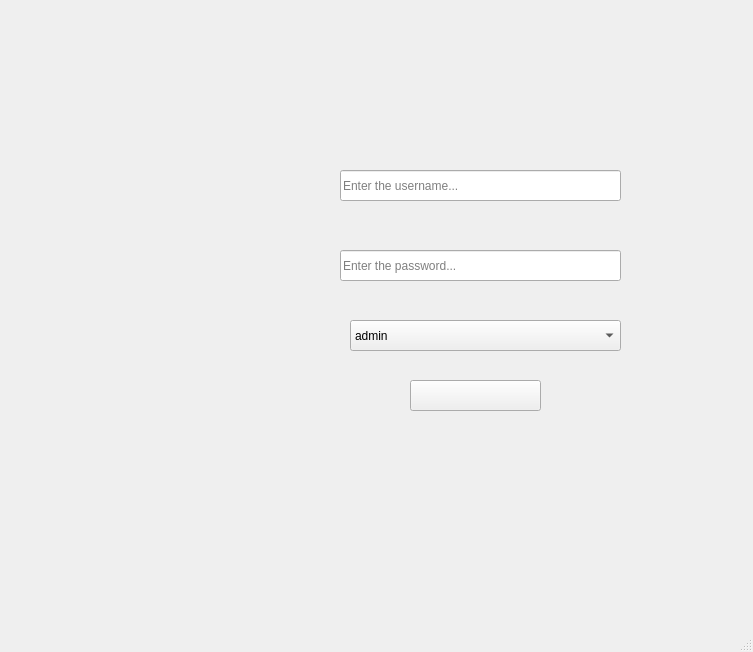
Qt form ui/second.ui (nesibebakirdag-ship-it/Python_Modul_Week_4_team_2) before a commit.
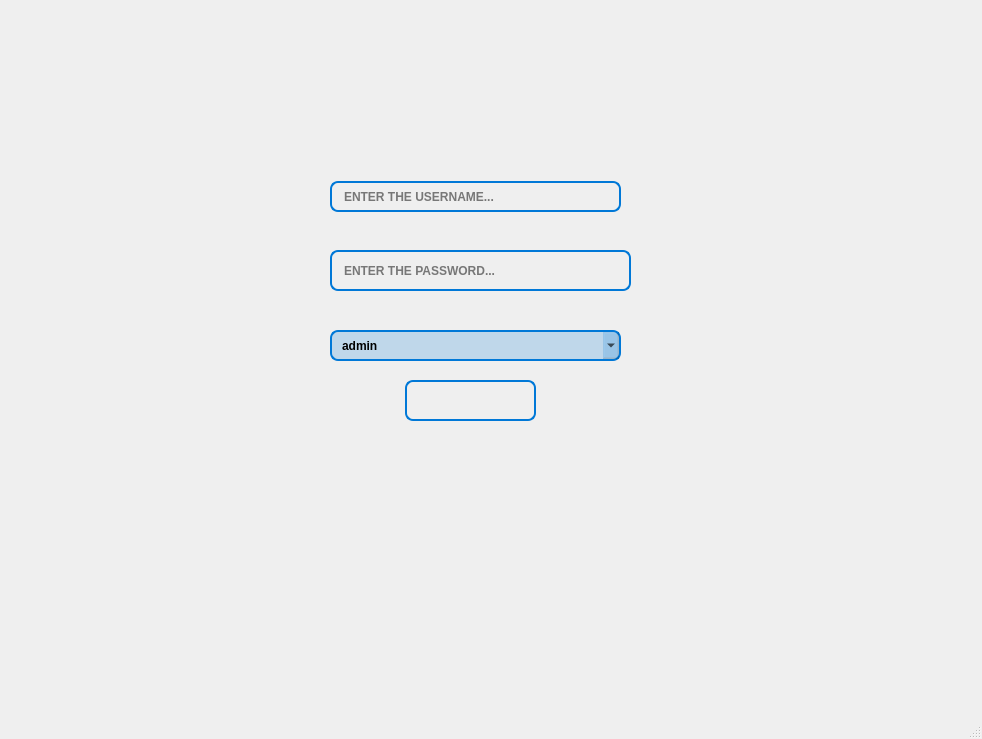
The same form after that commit. Icons and pictures are not drawn.

The edit to the form file:
```diff
--- a/ui/second.ui
+++ b/ui/second.ui
@@ -6,10 +6,22 @@
    <rect>
     <x>0</x>
     <y>0</y>
-    <width>753</width>
-    <height>652</height>
+    <width>982</width>
+    <height>739</height>
    </rect>
   </property>
+  <property name="minimumSize">
+   <size>
+    <width>982</width>
+    <height>739</height>
+   </size>
+  </property>
+  <property name="maximumSize">
+   <size>
+    <width>982</width>
+    <height>739</height>
+   </size>
+  </property>
   <property name="windowTitle">
    <string>MainWindow</string>
   </property>
@@ -18,7 +30,7 @@
     <property name="geometry">
      <rect>
       <x>290</x>
-      <y>70</y>
+      <y>85</y>
       <width>381</width>
       <height>381</height>
      </rect>
@@ -33,12 +45,34 @@
    <widget class="QPushButton" name="pushButton">
     <property name="geometry">
      <rect>
-      <x>410</x>
+      <x>405</x>
       <y>380</y>
       <width>131</width>
-      <height>31</height>
+      <height>41</height>
      </rect>
     </property>
+    <property name="styleSheet">
+     <string notr="true">QPushButton {
+    background-color: transparent;   /* Arka planı şeffaf yapar */
+    border: 2px solid #0078D7;       /* Mavi kenarlık ekler */
+    border-radius: 8px;              /* Kenarları ovalleştirir */
+    color: #0078D7;                  /* Yazı rengini mavi yapar */
+    font-weight: bold;
+    padding: 5px 10px;
+}
+
+QPushButton:hover {
+    background-color: rgba(0, 120, 215, 0.1);  /* Hover (üzerine gelince) hafif mavi */
+    border-color: #005A9E;                    /* Kenarlık rengini koyulaştırır */
+    color: #005A9E;
+}
+
+QPushButton:pressed {
+    background-color: rgba(0, 120, 215, 0.2);  /* Basılıyken biraz daha belirgin */
+    border-color: #004578;
+    color: #004578;
+}</string>
+    </property>
     <property name="text">
      <string/>
     </property>
@@ -46,41 +80,124 @@
    <widget class="QLineEdit" name="password">
     <property name="geometry">
      <rect>
-      <x>340</x>
+      <x>330</x>
       <y>250</y>
-      <width>281</width>
-      <height>31</height>
+      <width>301</width>
+      <height>41</height>
      </rect>
     </property>
+    <property name="styleSheet">
+     <string notr="true">QLineEdit {
+    background-color: transparent;   /* Arka planı şeffaf yapar */
+    border: 2px solid #0078D7;       /* Mavi kenarlık */
+    border-radius: 8px;              /* Kenarları ovalleştirir */
+    color: #000000;                  /* Yazı rengi */
+    font-weight: bold;
+    padding: 5px 10px;
+}
+
+/* Üzerine gelince (hover) efekti */
+QLineEdit:hover {
+    background-color: rgba(0, 120, 215, 0.05); /* Hafif mavi transparan */
+    border-color: #005A9E;                    /* Kenarlığı koyulaştır */
+    color: #005A9E;
+}
+
+/* Focus olduğunda (tıklayınca içine yazı yazma aktifken) */
+QLineEdit:focus {
+    background-color: rgba(0, 120, 215, 0.1);  /* Seçilince biraz daha belirgin arka plan */
+    border-color: #004578;                    /* Kenarlığı daha koyu yap */
+    color: #004578;
+}
+</string>
+    </property>
     <property name="echoMode">
      <enum>QLineEdit::Password</enum>
     </property>
     <property name="placeholderText">
-     <string>Enter the password...</string>
+     <string>ENTER THE PASSWORD...</string>
     </property>
    </widget>
    <widget class="QLineEdit" name="username">
     <property name="geometry">
      <rect>
-      <x>340</x>
-      <y>170</y>
-      <width>281</width>
+      <x>330</x>
+      <y>181</y>
+      <width>291</width>
       <height>31</height>
      </rect>
     </property>
+    <property name="styleSheet">
+     <string notr="true">QLineEdit {
+    background-color: transparent;   /* Arka planı şeffaf yapar */
+    border: 2px solid #0078D7;       /* Mavi kenarlık */
+    border-radius: 8px;              /* Kenarları ovalleştirir */
+    color: #000000;                  /* Yazı rengi */
+    font-weight: bold;
+    padding: 5px 10px;
+}
+
+/* Üzerine gelince (hover) efekti */
+QLineEdit:hover {
+    background-color: rgba(0, 120, 215, 0.05); /* Hafif mavi transparan */
+    border-color: #005A9E;                    /* Kenarlığı koyulaştır */
+    color: #005A9E;
+}
+
+/* Focus olduğunda (tıklayınca içine yazı yazma aktifken) */
+QLineEdit:focus {
+    background-color: rgba(0, 120, 215, 0.1);  /* Seçilince biraz daha belirgin arka plan */
+    border-color: #004578;                    /* Kenarlığı daha koyu yap */
+    color: #004578;
+}
+</string>
+    </property>
     <property name="placeholderText">
-     <string>Enter the username...</string>
+     <string>ENTER THE USERNAME...</string>
     </property>
    </widget>
    <widget class="QComboBox" name="role">
     <property name="geometry">
      <rect>
-      <x>350</x>
-      <y>320</y>
-      <width>271</width>
+      <x>330</x>
+      <y>330</y>
+      <width>291</width>
       <height>31</height>
      </rect>
     </property>
+    <property name="styleSheet">
+     <string notr="true">QComboBox {
+    background-color: rgba(0, 120, 215, 0.2);        /* Şeffaf arka plan */
+    border: 2px solid #0078D7;            /* Mavi kenarlık */
+    border-radius: 8px;                   /* Oval kenarlar */
+    color: #000000;                       /* Yazı rengi */
+    font-weight: bold;
+    padding: 5px 10px;
+}
+
+/* Üzerine gelince */
+QComboBox:hover {
+    background-color: rgba(0, 120, 215, 0.8);
+    border-color: #005A9E;
+    color: #005A9E;
+}
+
+/* Tıklanıp açıldığında (focus) */
+QComboBox:focus {
+    background-color: rgba(0, 120, 215, 0.1);
+    border-color: #004578;
+    color: #004578;
+}
+
+/* Açılır liste kısmı */
+QComboBox QAbstractItemView {
+    background-color: white;             /* Açılır listenin arka planı */
+    color: black;                        /* Liste öğelerinin normal yazı rengi */
+    border: 1px solid #0078D7;
+    selection-background-color: #0078D7; /* Seçili elemanın arka planı */
+    selection-color: black;              /* Seçili elemanın yazı rengi */
+}</string>
+    </property>
     <item>
      <property name="text">
       <string>admin</string>
```
Left out of the diff: 4 changed lines with no effect on the pictures.
